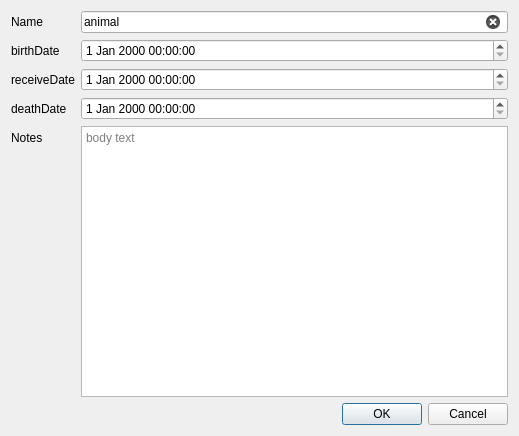
Above: GUI/UI/ExperimentalConfigEditDialogs/AnimalEditDialog.ui from BrendonWatsonLab/PhoPyQtTimelinePlotter before the change. Below: the same form after it.
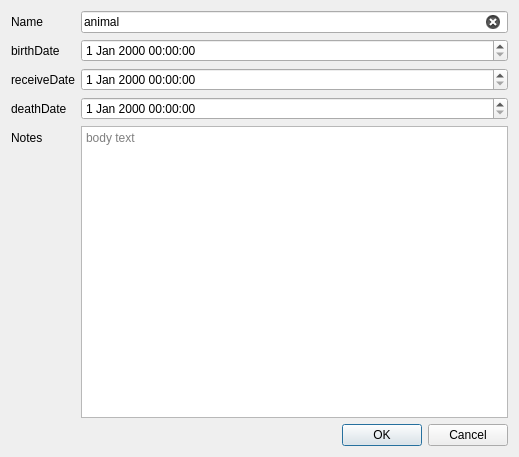
That is the form after the change.

Patch:
```diff
--- a/GUI/UI/ExperimentalConfigEditDialogs/AnimalEditDialog.ui
+++ b/GUI/UI/ExperimentalConfigEditDialogs/AnimalEditDialog.ui
@@ -7,7 +7,7 @@
     <x>0</x>
     <y>0</y>
     <width>519</width>
-    <height>436</height>
+    <height>457</height>
    </rect>
   </property>
   <property name="windowTitle">
```
